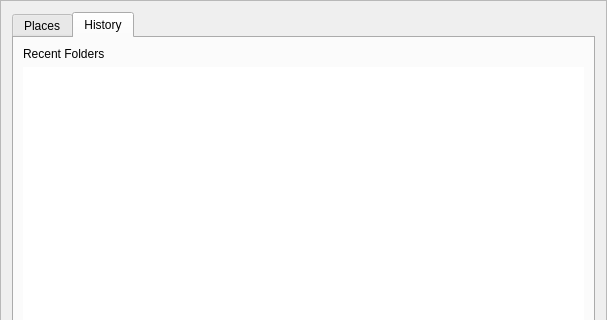
Qt form app/startpage.ui (KDE/gwenview) before a commit; both pictures show x 0 to 607 and y 0 to 320 of the 607 by 618 pixel window.
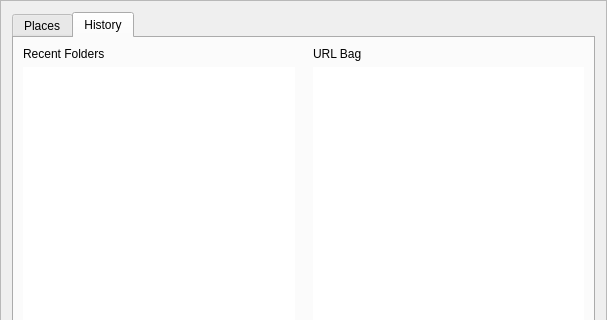
The same form after that commit. The open tabs and pages were chosen to show the change. Custom widgets are drawn as their Qt base class.

Diff of the .ui file:
```diff
--- a/app/startpage.ui
+++ b/app/startpage.ui
@@ -129,8 +129,8 @@
       <attribute name="title">
        <string>History</string>
       </attribute>
-      <layout class="QVBoxLayout" name="verticalLayout">
-       <item>
+      <layout class="QGridLayout" name="gridLayout_2">
+       <item row="0" column="0">
         <widget class="QLabel" name="label_2">
          <property name="sizePolicy">
           <sizepolicy hsizetype="Preferred" vsizetype="Fixed">
@@ -146,7 +146,23 @@
          </property>
         </widget>
        </item>
-       <item>
+       <item row="0" column="2">
+        <widget class="QLabel" name="label_3">
+         <property name="sizePolicy">
+          <sizepolicy hsizetype="Preferred" vsizetype="Fixed">
+           <horstretch>0</horstretch>
+           <verstretch>0</verstretch>
+          </sizepolicy>
+         </property>
+         <property name="text">
+          <string>URL Bag</string>
+         </property>
+         <property name="title" stdset="0">
+          <bool>true</bool>
+         </property>
+        </widget>
+       </item>
+       <item row="1" column="0">
         <widget class="QListView" name="mRecentFoldersView">
          <property name="contextMenuPolicy">
           <enum>Qt::CustomContextMenu</enum>
@@ -162,6 +178,38 @@
          </property>
         </widget>
        </item>
+       <item row="1" column="1">
+        <spacer name="verticalSpacer_3">
+         <property name="orientation">
+          <enum>Qt::Horizontal</enum>
+         </property>
+         <property name="sizeType">
+          <enum>QSizePolicy::Fixed</enum>
+         </property>
+         <property name="sizeHint" stdset="0">
+          <size>
+           <width>12</width>
+           <height>20</height>
+          </size>
+         </property>
+        </spacer>
+       </item>
+       <item row="1" column="2">
+        <widget class="QListView" name="mUrlBagView">
+         <property name="contextMenuPolicy">
+          <enum>Qt::CustomContextMenu</enum>
+         </property>
+         <property name="frameShape">
+          <enum>QFrame::NoFrame</enum>
+         </property>
+         <property name="iconSize">
+          <size>
+           <width>32</width>
+           <height>32</height>
+          </size>
+         </property>
+        </widget>
+       </item>
       </layout>
      </widget>
     </widget>
```
